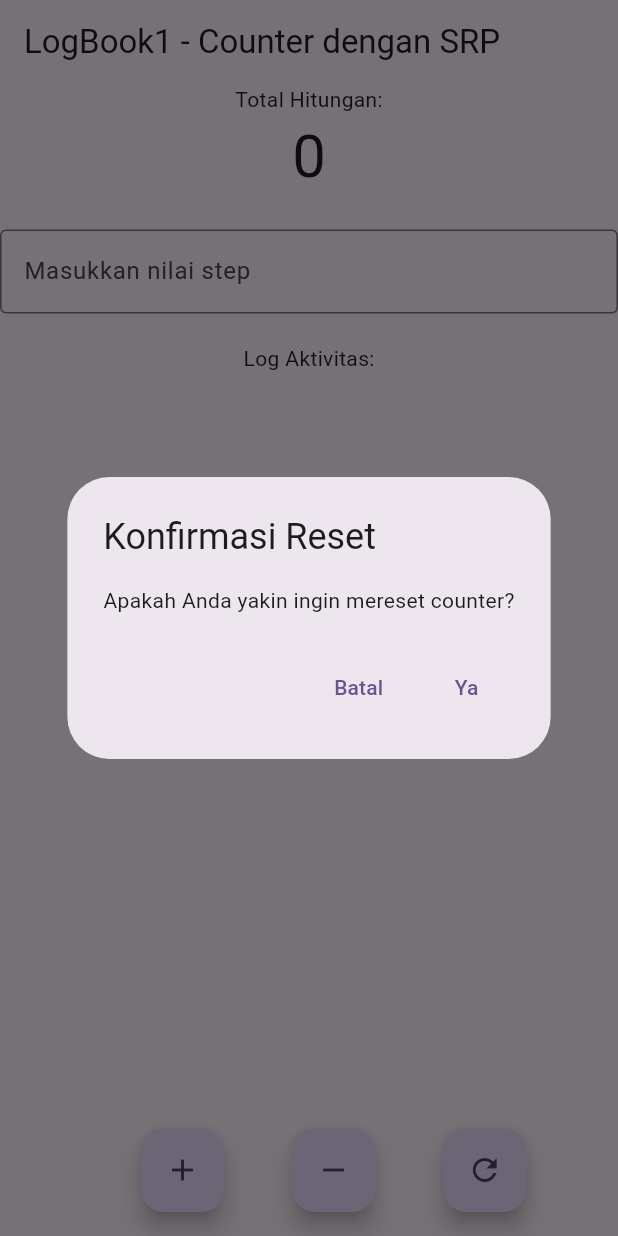
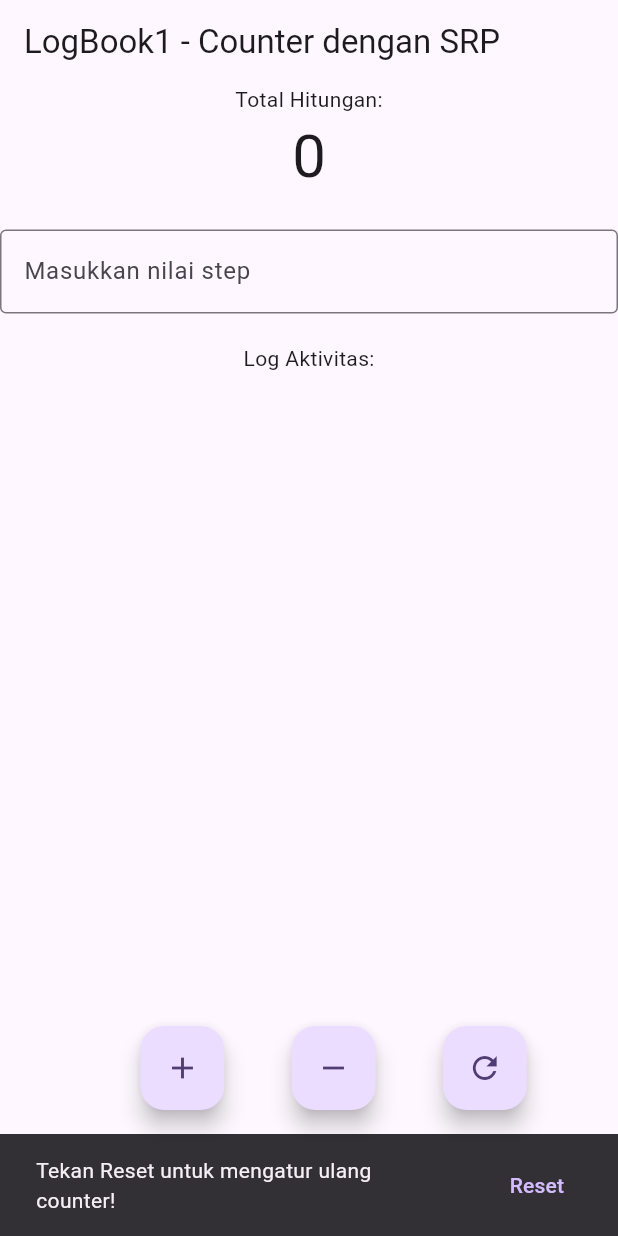
Before and after one commit to Abdurahman-Nur-Fadilah/logbook_app_001, a Flutter app: the screen it shows after launch, after a tap on the "refresh" icon, on a phone screen of 412 x 824 dp. Run offline on Flutter 3.47's test engine with Material 3 defaults, Android fonts, the phone set to English and light mode, and no system bars.

Commit message:
update alert to snackbar

```diff
--- a/lib/counter_view.dart
+++ b/lib/counter_view.dart
@@ -68,30 +68,18 @@ class _CounterViewState extends State<CounterView> {
             onPressed: () => setState(() => _controller.decrement()),
             child: const Icon(Icons.remove),
           ),
-            FloatingActionButton(onPressed: () async {
-              bool? confirmReset = await showDialog<bool>(
-                context: context,
-                builder: (context) => AlertDialog(
-                  title: const Text('Konfirmasi Reset'),
-                  content: const Text('Apakah Anda yakin ingin mereset counter?'),
-                  actions: [
-                    TextButton(
-                      onPressed: () => Navigator.of(context).pop(false),
-                      child: const Text('Batal'),
-                    ),
-                    TextButton(
-                      onPressed: () => Navigator.of(context).pop(true),
-                      child: const Text('Ya'),
-                    ),
-                  ],
+            FloatingActionButton(onPressed: () {
+              ScaffoldMessenger.of(context).showSnackBar(
+                SnackBar(content: Text('Tekan Reset untuk mengatur ulang counter!'),
+                action: SnackBarAction(label: 'Reset', onPressed: () {
+                  setState(() => _controller.reset());
+                }),
+                duration: Duration(seconds: 3),
                 ),
               );
-              if (confirmReset == true) {
-                setState(() => _controller.reset());
-              }
             },
             child: const Icon(Icons.refresh),
-            ),
+          ),
         ],
       ),
     );
```
